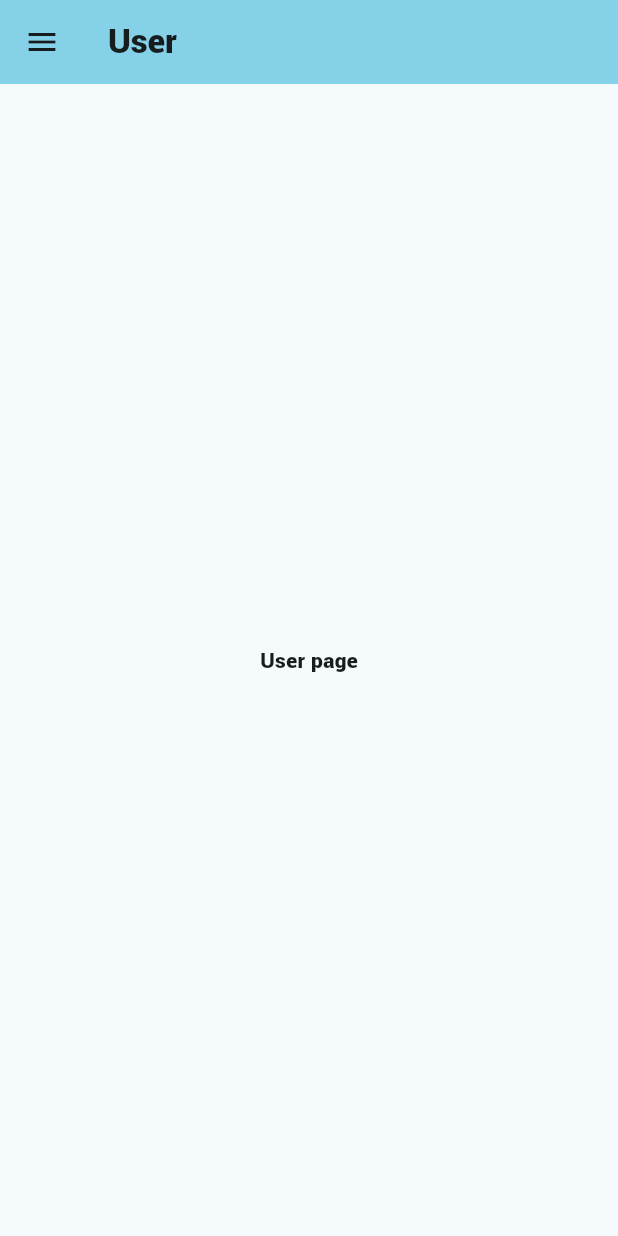
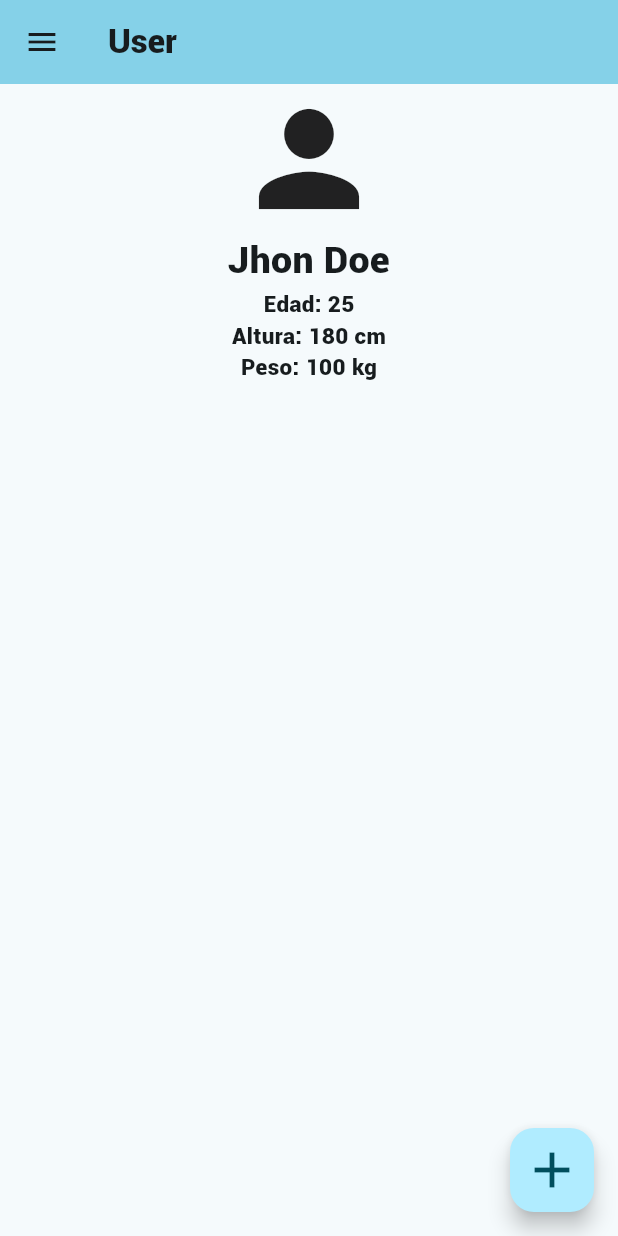
Before and after one commit to GermanAliaga/DocFileApp, a Flutter app: the screen it shows after launch, in the side drawer, after a tap on "User", on a phone screen of 412 x 824 dp. Run offline on Flutter 3.47's test engine with Material 3 defaults, Android fonts, the phone set to English and light mode, and no system bars; our stand-ins replace flutter_svg; missing offline and left inert: dart:ui_web.

Commit message:
user addsickness

```diff
--- a/lib/pages/user.dart
+++ b/lib/pages/user.dart
@@ -2,9 +2,7 @@ import 'package:docfileapp/pages/mydrawer.dart';
 import 'package:flutter/material.dart';
 
 class User extends StatefulWidget {
-  const User({
-    super.key,
-  });
+  const User({super.key});
 
   @override
   State<User> createState() => _UserState();
@@ -15,17 +13,71 @@ class _UserState extends State<User> {
   Widget build(BuildContext context) {
     return Scaffold(
       appBar: AppBar(
+        title: const Text('User'),
         backgroundColor: Theme.of(context).colorScheme.inversePrimary,
-          title: const Text('User'),
       ),
       drawer: const MyDrawer(),
       body: const Center(
         child: Column(
-                mainAxisAlignment: MainAxisAlignment.center,
+          children: [
+            Icon(
+              Icons.person,
+              size: 100,
+            ),
+            Text(
+              'Jhon Doe',
+              style: TextStyle(fontSize: 25),
+            ),
+            Text(
+              'Edad: 25',
+              style: TextStyle(fontSize: 15),
+            ),
+            Text(
+              'Altura: 180 cm',
+              style: TextStyle(fontSize: 15),
+            ),
+            Text(
+              'Peso: 100 kg',
+              style: TextStyle(fontSize: 15),
+            ),
+          ],
+        ),
+      ),
+      floatingActionButton: FloatingActionButton(
+        onPressed: () => showDialog<String>(
+            context: context,
+            builder: (BuildContext context) => AlertDialog(
+                    content: SingleChildScrollView(
+                  child: Column(
+                    mainAxisAlignment: MainAxisAlignment.spaceAround,
                     children: <Widget>[
-              Text(
-                'User page',
+                      const Text(
+                        'Nombre enfermedad',
                       ),
-            ])));
+                      const TextField(
+                          decoration: InputDecoration(
+                        border: OutlineInputBorder(),
+                        hintText: 'Ingresar nombre',
+                      )),
+                      ElevatedButton(
+                        onPressed: () {
+                          Navigator.pop(context);
+                          Navigator.push(
+                              context,
+                              MaterialPageRoute(
+                                  builder: (context) => const User()));
+                        },
+                        child: const Text('Agregar enfermedad'),
+                      )
+                    ],
+                  ),
+                ))),
+        child: const Icon(
+          Icons.add,
+          size: 40,
+          semanticLabel: 'AddSickness',
+        ),
+      ),
+    );
   }
 }
```
Also changed, not shown: lib/pages/addsickness.dart (+27 -35 lines). Lines whose indentation alone changed are shown as unchanged.
